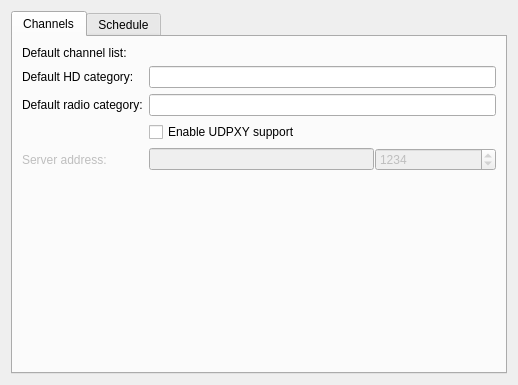
Above: src/settings/widgets/SettingsTv.ui from ntadej/tano before the change. Below: the same form after it.
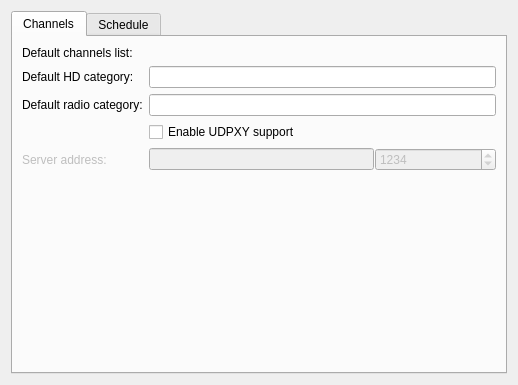
That is the form after the change. Custom widgets are drawn as their Qt base class.

Commit message: Rename references of "Playlist" to "Channels"

Patch:
```diff
--- a/src/settings/widgets/SettingsTv.ui
+++ b/src/settings/widgets/SettingsTv.ui
@@ -24,7 +24,7 @@
        <item row="0" column="0">
         <widget class="QLabel" name="labelDefaultList">
          <property name="text">
-          <string>Default channel list:</string>
+          <string>Default channels list:</string>
          </property>
         </widget>
        </item>
```
The commit also changes 103 other files.
